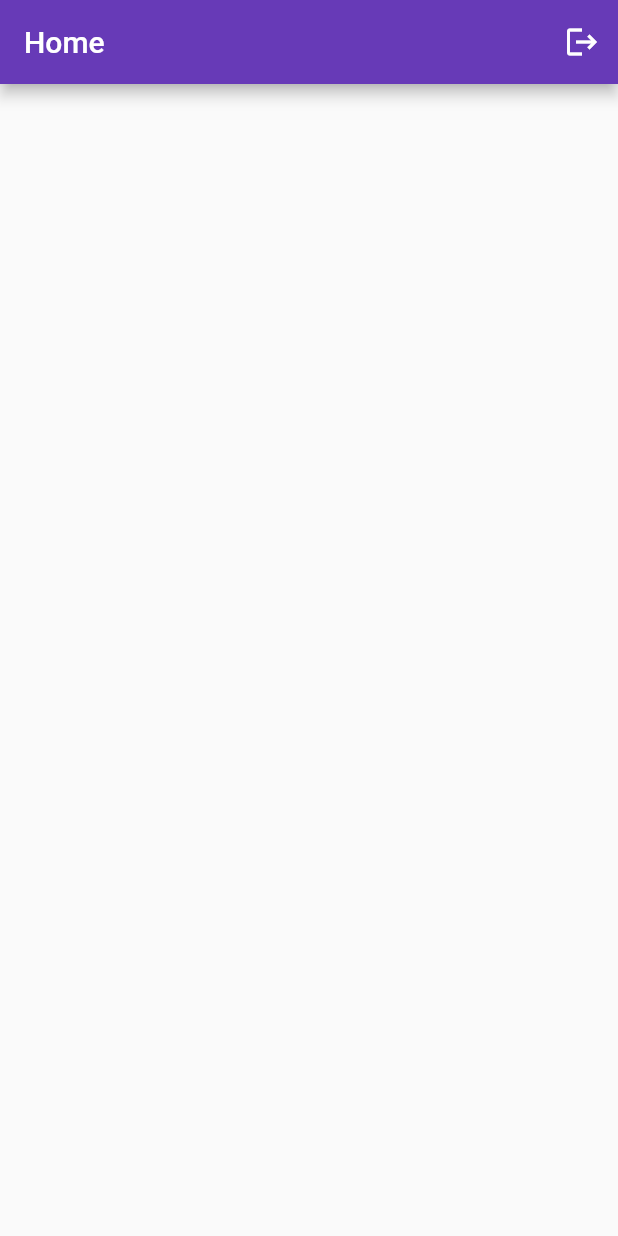
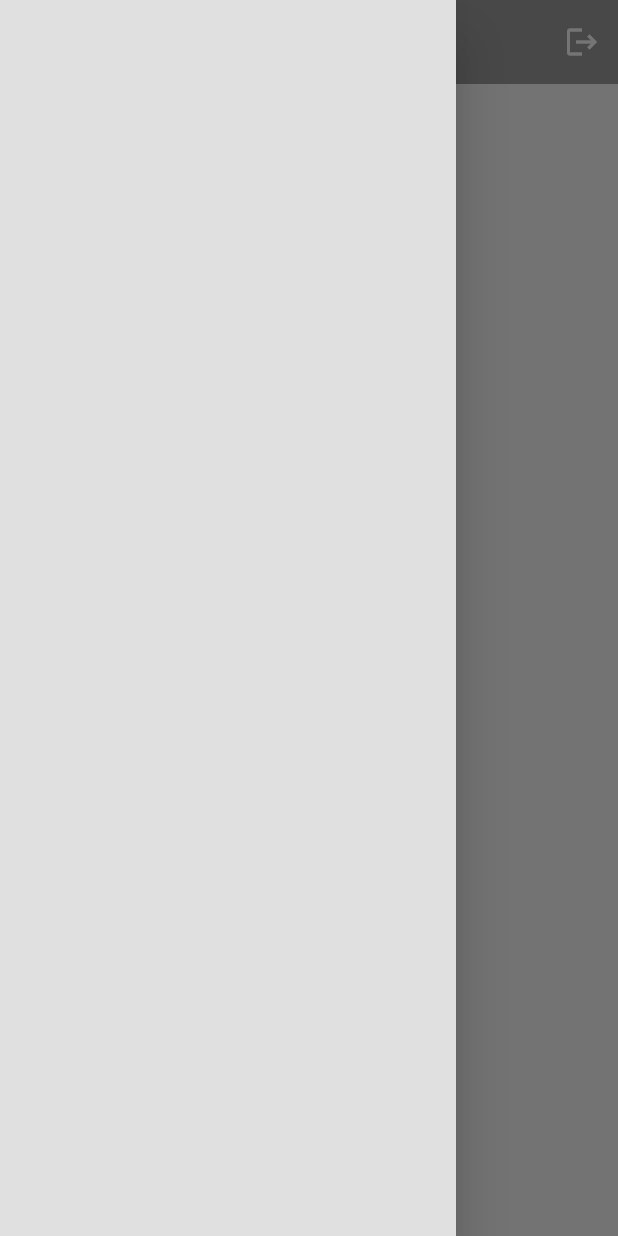
Before and after one commit to ShadePrima/social_flutter_app, a Flutter app: the screen it shows once a user with an empty profile is signed in, with the side drawer open (before the commit the screen has no drawer), on a phone screen of 412 x 824 dp. Run offline on Flutter 3.47's test engine with Material 2 defaults, Android fonts, the phone set to English and light mode, and no system bars; our stand-ins replace firebase_auth, firebase_core; accounts and stored records are empty.

Commit message:
add my drawer

```diff
--- /dev/null
+++ b/lib/components/my_drawer.dart
@@ -0,0 +1,12 @@
+import 'package:flutter/material.dart';
+
+class MyDrawer extends StatelessWidget {
+  const MyDrawer({super.key});
+
+  @override
+  Widget build(BuildContext context) {
+    return Drawer(
+      backgroundColor: Theme.of(context).colorScheme.background,
+    );
+  }
+}
--- a/lib/pages/home_page.dart
+++ b/lib/pages/home_page.dart
@@ -1,5 +1,6 @@
 import 'package:firebase_auth/firebase_auth.dart';
 import 'package:flutter/material.dart';
+import 'package:social_flutter_app/components/my_drawer.dart';
 
 class HomePage extends StatelessWidget {
   const HomePage({super.key});
@@ -14,12 +15,14 @@ class HomePage extends StatelessWidget {
     return Scaffold(
       appBar: AppBar(
         title: const Text("Home"),
-        backgroundColor: Colors.deepPurple,
+        backgroundColor: Theme.of(context).colorScheme.inversePrimary,
+        elevation: 0,
         actions: [
           //logout button
           IconButton(onPressed: logout, icon: const Icon(Icons.logout))
         ],
       ),
+      drawer: const MyDrawer(),
     );
   }
 }
```
Also changed, not shown: lib/pages/profile_page.dart (added), lib/pages/users_page.dart (added).
